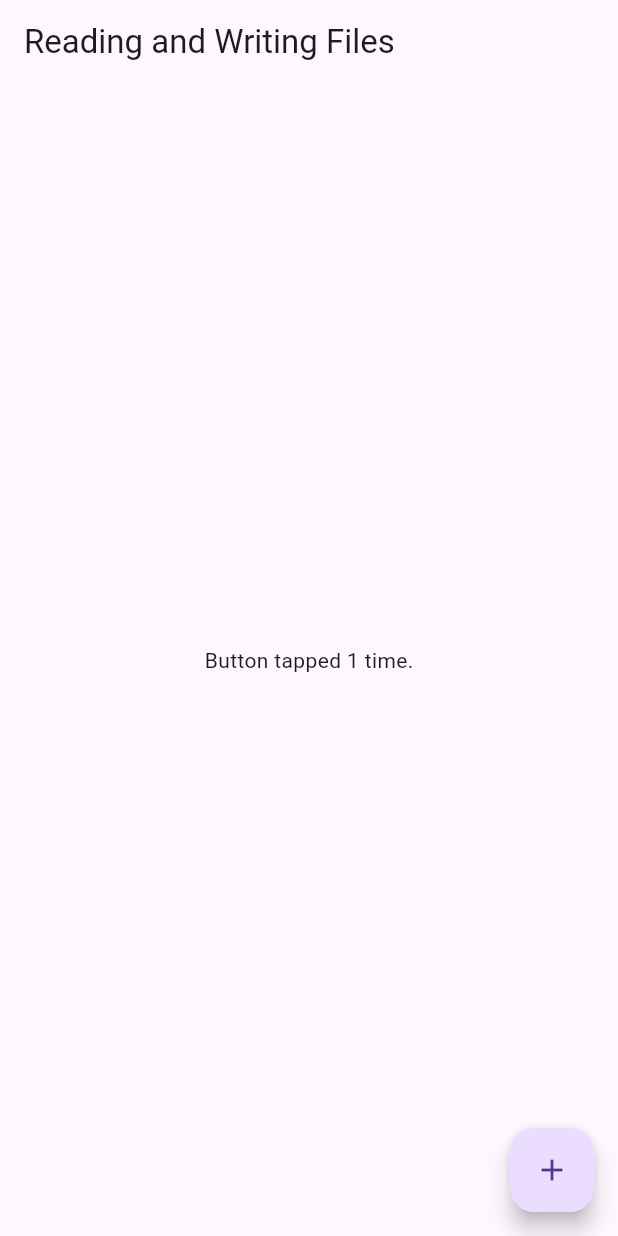
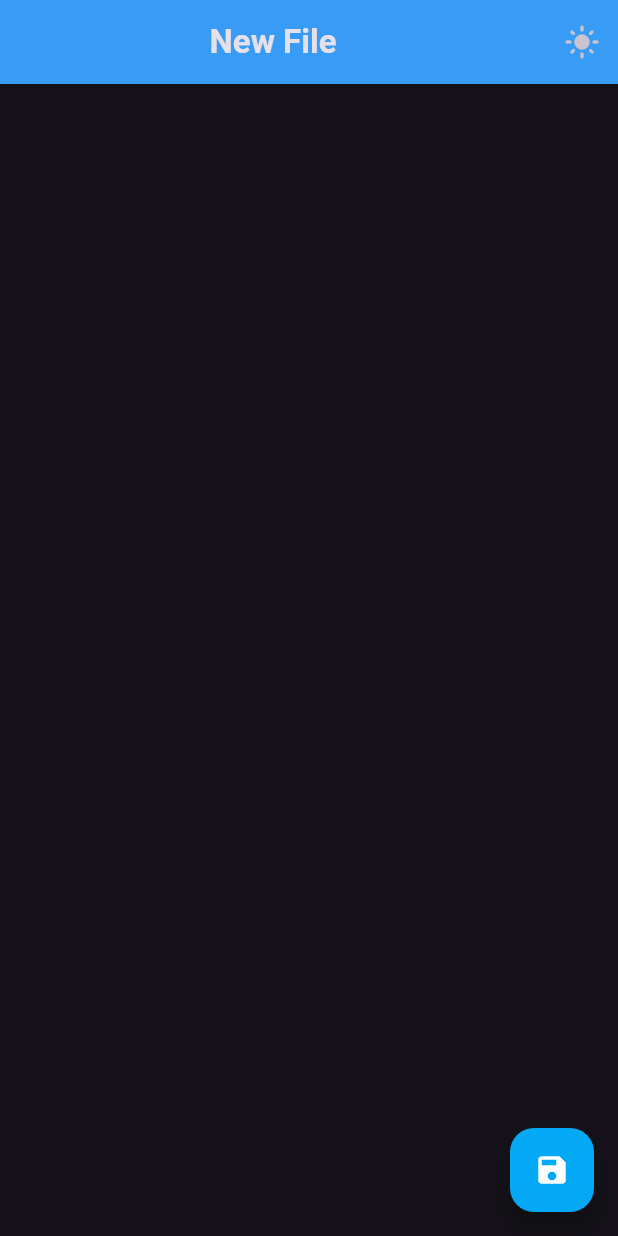
Before and after one commit to chiragbansal511/Sticky-Notes-App, a Flutter app: the screen it shows after launch, after a tap on the "add" icon, on a phone screen of 412 x 824 dp. Run offline on Flutter 3.47's test engine with Material 3 defaults, Android fonts, the phone set to English and light mode, and no system bars.

Commit message:
home and new file page

```diff
--- a/lib/main.dart
+++ b/lib/main.dart
@@ -1,99 +1,22 @@
-import 'dart:async';
-import 'dart:io';
-
 import 'package:flutter/material.dart';
-import 'package:path_provider/path_provider.dart';
+import 'package:testapp/screens/file.dart';
+import 'package:testapp/screens/home.dart';
 
 void main() {
-  runApp(
-    MaterialApp(
-      title: 'Reading and Writing Files',
-      home: FlutterDemo(storage: CounterStorage()),
-    ),
-  );
+  runApp( const Myapp());
 }
 
-class CounterStorage {
-  Future<String> get _localPath async {
-    final directory = await getApplicationDocumentsDirectory();
-
-    return directory.path;
-  }
-
-  Future<File> get _localFile async {
-    final path = await _localPath;
-    return File('$path/counter.txt');
-  }
-
-  Future<int> readCounter() async {
-    try {
-      final file = await _localFile;
-
-      // Read the file
-      final contents = await file.readAsString();
-
-      return int.parse(contents);
-    } catch (e) {
-      // If encountering an error, return 0
-      return 0;
-    }
-  }
-
-  Future<File> writeCounter(int counter) async {
-    final file = await _localFile;
-
-    // Write the file
-    return file.writeAsString('$counter');
-  }
-}
-
-class FlutterDemo extends StatefulWidget {
-  const FlutterDemo({super.key, required this.storage});
-
-  final CounterStorage storage;
+class Myapp extends StatelessWidget {
+const Myapp({ Key? key }) : super(key: key);
 
   @override
-  State<FlutterDemo> createState() => _FlutterDemoState();
-}
-
-class _FlutterDemoState extends State<FlutterDemo> {
-  int _counter = 0;
-
-  @override
-  void initState() {
-    super.initState();
-    widget.storage.readCounter().then((value) {
-      setState(() {
-        _counter = value;
-      });
-    });
-  }
-
-  Future<File> _incrementCounter() {
-    setState(() {
-      _counter++;
-    });
-
-    // Write the variable as a string to the file.
-    return widget.storage.writeCounter(_counter);
-  }
-
-  @override
-  Widget build(BuildContext context) {
-    return Scaffold(
-      appBar: AppBar(
-        title: const Text('Reading and Writing Files'),
-      ),
-      body: Center(
-        child: Text(
-          'Button tapped $_counter time${_counter == 1 ? '' : 's'}.',
-        ),
-      ),
-      floatingActionButton: FloatingActionButton(
-        onPressed: _incrementCounter,
-        tooltip: 'Increment',
-        child: const Icon(Icons.add),
-      ),
+  Widget build(BuildContext context){
+    return MaterialApp(
+      initialRoute: '/',
+      routes: {
+        '/' :(context) => const Home(),
+        '/fileread' :(context) => const Fileread()
+      },
     );
   }
 }
--- /dev/null
+++ b/lib/screens/file.dart
@@ -0,0 +1,49 @@
+import 'package:flutter/material.dart';
+
+class Fileread extends StatefulWidget {
+  const Fileread({ Key? key }) : super(key: key);
+
+  @override
+  _FilereadState createState() => _FilereadState();
+}
+
+class _FilereadState extends State<Fileread> {
+
+   ThemeData mode = ThemeData.dark();
+    IconData modeicon = Icons.light_mode;
+
+  @override
+  Widget build(BuildContext context) {
+    return MaterialApp(
+      home: Scaffold(
+      appBar: AppBar(
+        title:  Center(child: Text("New File" , style: TextStyle( fontWeight: FontWeight.bold , ),),),
+        actions: [IconButton(onPressed: () {
+           if(mode == ThemeData.dark())
+           {
+            setState(() {
+              mode = ThemeData.light();
+              modeicon = Icons.dark_mode;
+            });
+           }
+
+           else {
+            setState(() {
+              mode = ThemeData.dark();
+              modeicon = Icons.light_mode ;
+            });
+           }
+        },
+         icon: Icon(modeicon))],
+
+         backgroundColor: Colors.blue,
+         elevation: 10,
+      ),
+
+       floatingActionButton: FloatingActionButton(onPressed: () {Navigator.pushNamed(context, '/');} , child: Icon(Icons.save , color: Colors.white,) , backgroundColor: Colors.lightBlue,),
+    ),
+
+    theme: mode,
+    );
+  }
+}
--- /dev/null
+++ b/lib/screens/home.dart
@@ -0,0 +1,55 @@
+import 'package:flutter/material.dart';
+
+class Home extends StatefulWidget {
+  const Home({Key? key}) : super(key: key);
+
+  @override
+  _HomeState createState() => _HomeState();
+}
+
+class _HomeState extends State<Home> {
+
+  ThemeData mode = ThemeData.dark();
+  IconData modeicon = Icons.light_mode;
+
+  @override
+  Widget build(BuildContext context) {
+    return MaterialApp(
+      home: Scaffold(
+        appBar: AppBar(
+          title: const Center(
+            child: Text(
+              "Home",
+              style: TextStyle(
+                fontWeight: FontWeight.bold,
+              ),
+            ),
+          ),
+          actions: [
+            IconButton(
+                onPressed: () {
+                  if (mode == ThemeData.dark()) {
+                    setState(() {
+                      mode = ThemeData.light();
+                      modeicon = Icons.dark_mode;
+                    });
+                  } else {
+                    setState(() {
+                      mode = ThemeData.dark();
+                      modeicon = Icons.light_mode;
+                    });
+                  }
+                },
+                icon: Icon(modeicon))
+          ],
+          backgroundColor: const Color.fromARGB(255, 7, 132, 235),
+          elevation: 10,
+        ),
+
+
+        floatingActionButton: FloatingActionButton(onPressed: () {Navigator.pushNamed(context, '/fileread');} , child: Icon(Icons.add , color: Colors.white,) , backgroundColor: Colors.lightBlue,),
+        ),
+      theme: mode,
+    );
+  }
+}
```
Also changed, not shown: lib/widgets/storenadread.dart (added, +89 -0 lines).
